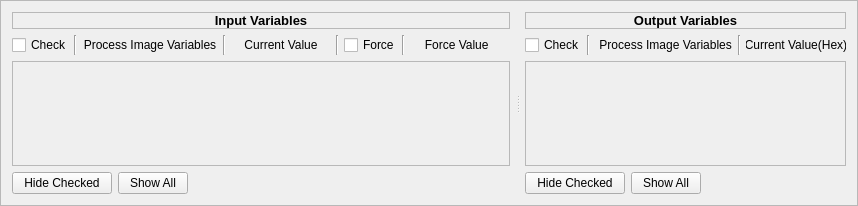
Before: the Qt Designer form apps/demo_qt_advanced/plk_qt_gui/ui/ProcessImageVariables.ui in OpenAutomationTechnologies/openPOWERLINK_Qt_App, drawn with Qt 5.
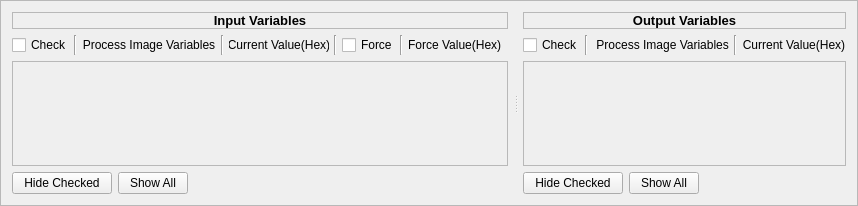
After: the same form once the commit is applied.

Commit message:
Implement processimage variables view
 - DataSyncThread has been introduced.

Patch:
```diff
--- a/apps/demo_qt_advanced/plk_qt_gui/ui/ProcessImageVariables.ui
+++ b/apps/demo_qt_advanced/plk_qt_gui/ui/ProcessImageVariables.ui
@@ -78,8 +78,8 @@
            <rect>
             <x>0</x>
             <y>0</y>
-            <width>482</width>
-            <height>99</height>
+            <width>500</width>
+            <height>104</height>
            </rect>
           </property>
           <layout class="QVBoxLayout" name="verticalLayout_3">
@@ -150,7 +150,7 @@
             </size>
            </property>
            <property name="text">
-            <string>Current Value</string>
+            <string>Current Value(Hex)</string>
            </property>
            <property name="alignment">
             <set>Qt::AlignCenter</set>
@@ -208,7 +208,7 @@
             </size>
            </property>
            <property name="text">
-            <string>Force Value  </string>
+            <string>Force Value(Hex)  </string>
            </property>
            <property name="alignment">
             <set>Qt::AlignCenter</set>
@@ -266,8 +266,8 @@
            <rect>
             <x>0</x>
             <y>0</y>
-            <width>333</width>
-            <height>99</height>
+            <width>315</width>
+            <height>104</height>
            </rect>
           </property>
           <layout class="QVBoxLayout" name="verticalLayout_2">
@@ -352,7 +352,7 @@
            </property>
            <property name="maximumSize">
             <size>
-             <width>100</width>
+             <width>150</width>
              <height>16777215</height>
             </size>
            </property>
```
The commit also changes 10 other files.
